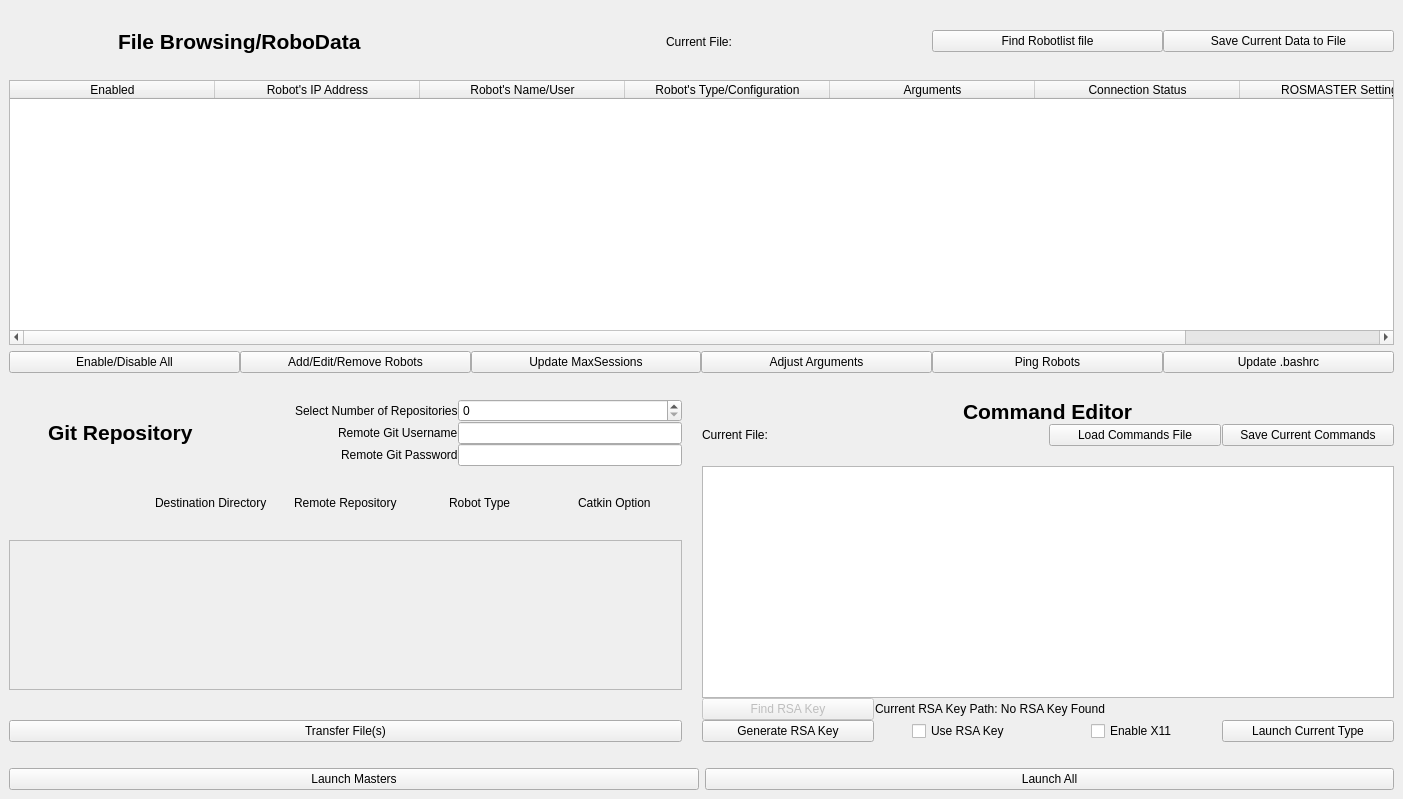
Above: src/ui_files/Multilauncher.ui from uf-reef-avl/multilauncher before the change. Below: the same form after it.
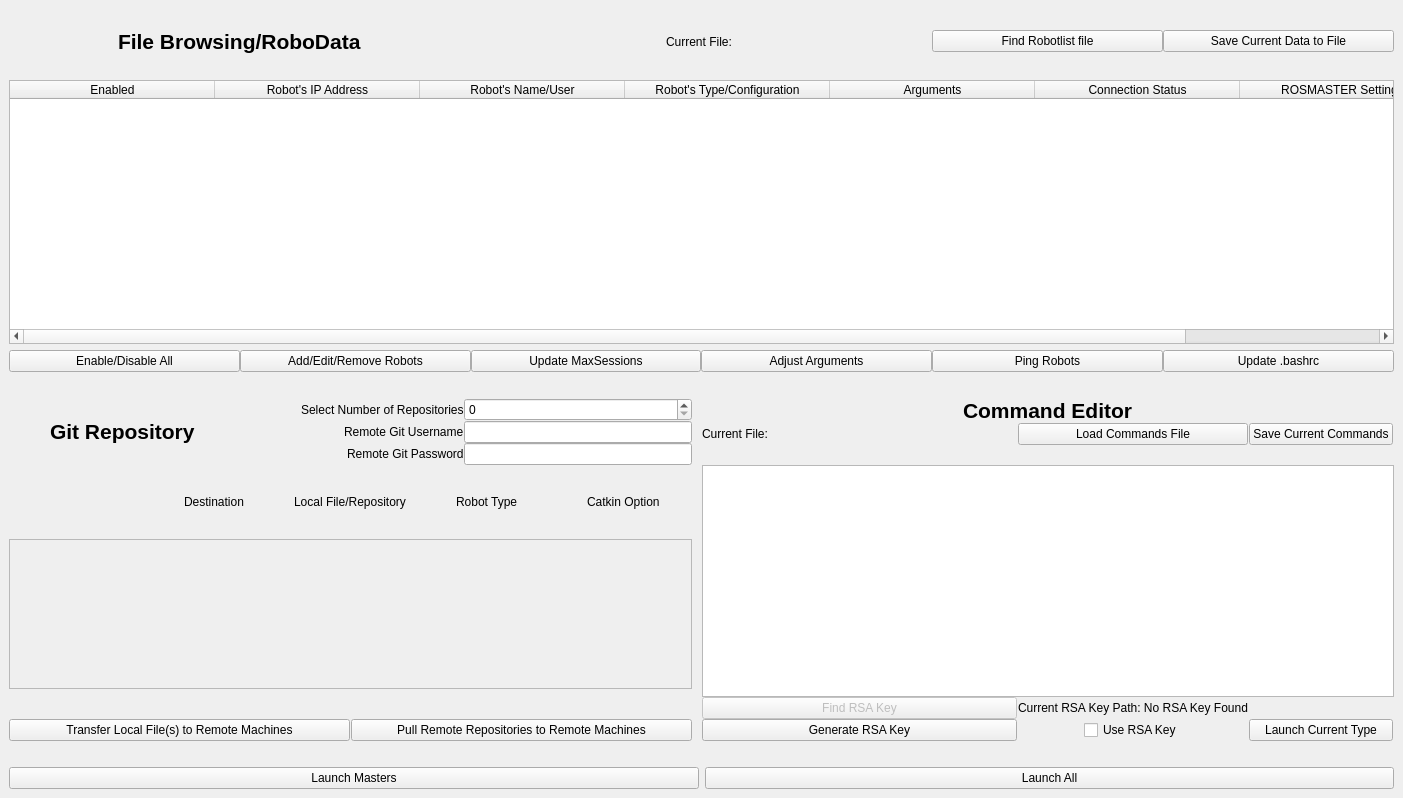
That is the form after the change.

Commit message: Fixed an issue with Generate_Key when closing the window without generating a new RSA Key, added a type column to the Git_Repo_Branch window, Added a new feature to allow transferring of local files to remote machines, fixed a security vulnerability with pulling git repos.

The edit to the form file:
```diff
--- a/src/ui_files/Multilauncher.ui
+++ b/src/ui_files/Multilauncher.ui
@@ -7,7 +7,7 @@
     <x>0</x>
     <y>0</y>
     <width>1403</width>
-    <height>799</height>
+    <height>798</height>
    </rect>
   </property>
   <property name="windowTitle">
@@ -260,6 +260,129 @@
         </item>
        </layout>
       </item>
+      <item row="1" column="1">
+       <spacer name="horizontalSpacer">
+        <property name="orientation">
+         <enum>Qt::Horizontal</enum>
+        </property>
+        <property name="sizeHint" stdset="0">
+         <size>
+          <width>40</width>
+          <height>20</height>
+         </size>
+        </property>
+       </spacer>
+      </item>
+      <item row="2" column="2">
+       <layout class="QGridLayout" name="gridLayout_4" columnstretch="1,0,0,0">
+        <property name="horizontalSpacing">
+         <number>1</number>
+        </property>
+        <item row="1" column="1">
+         <widget class="QPushButton" name="loadcommandsbutton">
+          <property name="text">
+           <string>Load Commands File</string>
+          </property>
+         </widget>
+        </item>
+        <item row="4" column="1">
+         <widget class="QLabel" name="rsaPath">
+          <property name="text">
+           <string>Current RSA Key Path: No RSA Key Found</string>
+          </property>
+         </widget>
+        </item>
+        <item row="5" column="2">
+         <widget class="QPushButton" name="launchTypeButton">
+          <property name="text">
+           <string>Launch Current Type</string>
+          </property>
+         </widget>
+        </item>
+        <item row="0" column="0" colspan="4" alignment="Qt::AlignHCenter">
+         <widget class="QLabel" name="commandeditorlabel">
+          <property name="font">
+           <font>
+            <pointsize>16</pointsize>
+            <weight>75</weight>
+            <bold>true</bold>
+            <underline>false</underline>
+           </font>
+          </property>
+          <property name="text">
+           <string>Command Editor</string>
+          </property>
+         </widget>
+        </item>
+        <item row="3" column="0" colspan="4">
+         <widget class="QTextEdit" name="commands">
+          <property name="sizePolicy">
+           <sizepolicy hsizetype="Expanding" vsizetype="Expanding">
+            <horstretch>0</horstretch>
+            <verstretch>0</verstretch>
+           </sizepolicy>
+          </property>
+          <property name="minimumSize">
+           <size>
+            <width>610</width>
+            <height>0</height>
+           </size>
+          </property>
+         </widget>
+        </item>
+        <item row="5" column="0">
+         <widget class="QPushButton" name="generateRSAKeyButton">
+          <property name="text">
+           <string>Generate RSA Key</string>
+          </property>
+         </widget>
+        </item>
+        <item row="4" column="0">
+         <widget class="QPushButton" name="findRSAButton">
+          <property name="enabled">
+           <bool>false</bool>
+          </property>
+          <property name="text">
+           <string>Find RSA Key</string>
+          </property>
+         </widget>
+        </item>
+        <item row="2" column="0" colspan="4">
+         <spacer name="horizontalSpacer_3">
+          <property name="orientation">
+           <enum>Qt::Horizontal</enum>
+          </property>
+          <property name="sizeHint" stdset="0">
+           <size>
+            <width>40</width>
+            <height>20</height>
+           </size>
+          </property>
+         </spacer>
+        </item>
+        <item row="5" column="1" alignment="Qt::AlignHCenter">
+         <widget class="QCheckBox" name="rsacheckbox">
+          <property name="text">
+           <string>Use RSA Key</string>
+          </property>
+         </widget>
+        </item>
+        <item row="1" column="0">
+         <widget class="QLabel" name="commandFileLabel">
+          <property name="text">
+           <string>Current File:</string>
+          </property>
+         </widget>
+        </item>
+        <item row="1" column="2">
+         <widget class="QPushButton" name="savecommandsbutton">
+          <property name="text">
+           <string>Save Current Commands</string>
+          </property>
+         </widget>
+        </item>
+       </layout>
+      </item>
       <item row="2" column="1">
        <layout class="QGridLayout" name="gridLayout_2" rowstretch="0,0,0,0,0">
         <property name="sizeConstraint">
@@ -280,46 +403,7 @@
         <property name="verticalSpacing">
          <number>30</number>
         </property>
-        <item row="1" column="0">
-         <layout class="QHBoxLayout" name="horizontalLayout_4" stretch="1,1,1,1,1">
-          <item>
-           <widget class="QLabel" name="label_2">
-            <property name="text">
-             <string/>
-            </property>
-           </widget>
-          </item>
-          <item alignment="Qt::AlignHCenter">
-           <widget class="QLabel" name="label">
-            <property name="text">
-             <string>Destination Directory</string>
-            </property>
-           </widget>
-          </item>
-          <item alignment="Qt::AlignHCenter">
-           <widget class="QLabel" name="label_4">
-            <property name="text">
-             <string>Remote Repository</string>
-            </property>
-           </widget>
-          </item>
-          <item alignment="Qt::AlignHCenter">
-           <widget class="QLabel" name="label_3">
-            <property name="text">
-             <string>Robot Type</string>
-            </property>
-           </widget>
-          </item>
-          <item alignment="Qt::AlignHCenter">
-           <widget class="QLabel" name="label_5">
-            <property name="text">
-             <string>Catkin Option</string>
-            </property>
-           </widget>
-          </item>
-         </layout>
-        </item>
-        <item row="2" column="0">
+        <item row="2" column="0" colspan="2">
          <widget class="QScrollArea" name="scrollareapackage">
           <property name="sizePolicy">
            <sizepolicy hsizetype="Minimum" vsizetype="Expanding">
@@ -335,8 +419,8 @@
             <rect>
              <x>0</x>
              <y>0</y>
-             <width>667</width>
-             <height>84</height>
+             <width>677</width>
+             <height>116</height>
             </rect>
            </property>
            <widget class="QWidget" name="gridLayoutWidget_2">
@@ -357,27 +441,46 @@
           </widget>
          </widget>
         </item>
-        <item row="3" column="0">
-         <widget class="QPushButton" name="buttontransfer">
-          <property name="text">
-           <string>Transfer File(s)</string>
-          </property>
-         </widget>
+        <item row="1" column="0" colspan="2">
+         <layout class="QHBoxLayout" name="horizontalLayout_4" stretch="1,1,1,1,1">
+          <item>
+           <widget class="QLabel" name="label_2">
+            <property name="text">
+             <string/>
+            </property>
+           </widget>
+          </item>
+          <item alignment="Qt::AlignHCenter">
+           <widget class="QLabel" name="label">
+            <property name="text">
+             <string>Destination</string>
+            </property>
+           </widget>
+          </item>
+          <item alignment="Qt::AlignHCenter">
+           <widget class="QLabel" name="label_4">
+            <property name="text">
+             <string>Local File/Repository</string>
+            </property>
+           </widget>
+          </item>
+          <item alignment="Qt::AlignHCenter">
+           <widget class="QLabel" name="label_3">
+            <property name="text">
+             <string>Robot Type</string>
+            </property>
+           </widget>
+          </item>
+          <item alignment="Qt::AlignHCenter">
+           <widget class="QLabel" name="label_5">
+            <property name="text">
+             <string>Catkin Option</string>
+            </property>
+           </widget>
+          </item>
+         </layout>
         </item>
-        <item row="2" column="1">
-         <spacer name="verticalSpacer">
-          <property name="orientation">
-           <enum>Qt::Vertical</enum>
-          </property>
-          <property name="sizeHint" stdset="0">
-           <size>
-            <width>20</width>
-            <height>40</height>
-           </size>
-          </property>
-         </spacer>
-        </item>
-        <item row="0" column="0">
+        <item row="0" column="0" colspan="2">
          <layout class="QGridLayout" name="gridLayout_8">
           <item row="2" column="2" alignment="Qt::AlignRight">
            <widget class="QLabel" name="remotegitpasswordlabel">
@@ -452,136 +555,30 @@
           </item>
          </layout>
         </item>
-        <item row="4" column="0">
-         <layout class="QHBoxLayout" name="horizontalLayout"/>
-        </item>
-       </layout>
-      </item>
-      <item row="1" column="1">
-       <spacer name="horizontalSpacer">
-        <property name="orientation">
-         <enum>Qt::Horizontal</enum>
-        </property>
-        <property name="sizeHint" stdset="0">
-         <size>
-          <width>40</width>
-          <height>20</height>
-         </size>
-        </property>
-       </spacer>
-      </item>
-      <item row="2" column="2">
-       <layout class="QGridLayout" name="gridLayout_4" columnstretch="1,1,1,1">
-        <property name="horizontalSpacing">
-         <number>1</number>
-        </property>
-        <item row="0" column="0" colspan="4" alignment="Qt::AlignHCenter">
-         <widget class="QLabel" name="commandeditorlabel">
-          <property name="font">
-           <font>
-            <pointsize>16</pointsize>
-            <weight>75</weight>
-            <bold>true</bold>
-            <underline>false</underline>
-           </font>
-          </property>
-          <property name="text">
-           <string>Command Editor</string>
-          </property>
-         </widget>
-        </item>
-        <item row="3" column="0" colspan="4">
-         <widget class="QTextEdit" name="commands">
-          <property name="sizePolicy">
-           <sizepolicy hsizetype="Expanding" vsizetype="Expanding">
-            <horstretch>0</horstretch>
-            <verstretch>0</verstretch>
-           </sizepolicy>
-          </property>
-          <property name="minimumSize">
-           <size>
-            <width>610</width>
-            <height>0</height>
-           </size>
-          </property>
-         </widget>
-        </item>
-        <item row="5" column="0">
-         <widget class="QPushButton" name="generateRSAKeyButton">
-          <property name="text">
-           <string>Generate RSA Key</string>
-          </property>
-         </widget>
-        </item>
-        <item row="4" column="0">
-         <widget class="QPushButton" name="findRSAButton">
-          <property name="enabled">
-           <bool>false</bool>
-          </property>
-          <property name="text">
-           <string>Find RSA Key</string>
-          </property>
-         </widget>
-        </item>
-        <item row="1" column="3">
-         <widget class="QPushButton" name="savecommandsbutton">
-          <property name="text">
-           <string>Save Current Commands</string>
-          </property>
-         </widget>
-        </item>
-        <item row="5" column="3">
-         <widget class="QPushButton" name="launchTypeButton">
-          <property name="text">
-           <string>Launch Current Type</string>
-          </property>
-         </widget>
-        </item>
-        <item row="1" column="0" colspan="2">
-         <widget class="QLabel" name="commandFileLabel">
-          <property name="text">
-           <string>Current File:</string>
-          </property>
-         </widget>
-        </item>
-        <item row="2" column="0" colspan="4">
-         <spacer name="horizontalSpacer_3">
+        <item row="2" column="2">
+         <spacer name="horizontalSpacer_6">
           <property name="orientation">
            <enum>Qt::Horizontal</enum>
           </property>
           <property name="sizeHint" stdset="0">
            <size>
-            <width>40</width>
+            <width>10</width>
             <height>20</height>
            </size>
           </property>
          </spacer>
         </item>
-        <item row="1" column="2">
-         <widget class="QPushButton" name="loadcommandsbutton">
+        <item row="4" column="0">
+         <widget class="QPushButton" name="transferLocalButton">
           <property name="text">
-           <string>Load Commands File</string>
+           <string>Transfer Local File(s) to Remote Machines</string>
           </property>
          </widget>
         </item>
-        <item row="5" column="1" alignment="Qt::AlignHCenter">
-         <widget class="QCheckBox" name="rsacheckbox">
+        <item row="4" column="1">
+         <widget class="QPushButton" name="remoteRepositoryButton">
           <property name="text">
-           <string>Use RSA Key</string>
-          </property>
-         </widget>
-        </item>
-        <item row="4" column="1" colspan="3">
-         <widget class="QLabel" name="rsaPath">
-          <property name="text">
-           <string>Current RSA Key Path: No RSA Key Found</string>
-          </property>
-         </widget>
-        </item>
-        <item row="5" column="2" alignment="Qt::AlignHCenter">
-         <widget class="QCheckBox" name="x11CheckBox">
-          <property name="text">
-           <string>Enable X11</string>
+           <string>Pull Remote Repositories to Remote Machines</string>
           </property>
          </widget>
         </item>
```
Left out of the diff: 1 changed line with no effect on the pictures. The commit also changes 11 other files.
